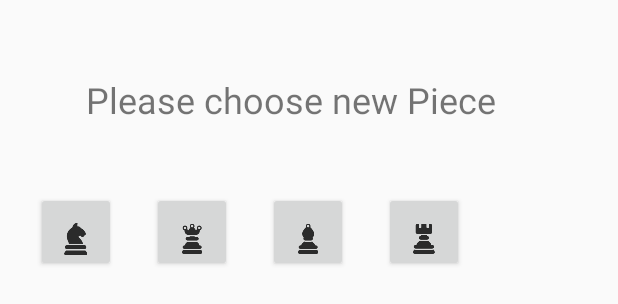
After one commit to KevalPatel8899/Chess, an Android app: the layout pawn_promotion_dialog_box.xml on its own in the app's theme, with its tools: preview values and no code run, on a phone screen of 412 x 824 dp. The commit adds this screen. Shown: the top 304 px of the screen. Run offline under Robolectric (Android 15) with nearby library versions, the phone set to English and light mode, and no system bars.

Commit message:
Dialog box changes

```diff
--- /dev/null
+++ b/app/src/main/res/layout/pawn_promotion_dialog_box.xml
@@ -0,0 +1,59 @@
+<?xml version="1.0" encoding="utf-8"?>
+<androidx.constraintlayout.widget.ConstraintLayout
+    xmlns:android="http://schemas.android.com/apk/res/android"
+    xmlns:app="http://schemas.android.com/apk/res-auto"
+    xmlns:tools="http://schemas.android.com/tools"
+    android:layout_width="match_parent"
+    android:layout_height="match_parent">
+
+    <TextView
+        android:id="@+id/textViewForPiece"
+        android:layout_width="297dp"
+        android:layout_height="38dp"
+        android:layout_marginTop="50dp"
+        android:text="Please choose new Piece"
+        android:textSize="24sp"
+        app:layout_constraintEnd_toEndOf="parent"
+        app:layout_constraintStart_toStartOf="parent"
+        app:layout_constraintTop_toTopOf="parent" />
+
+    <Button
+        android:id="@+id/button_rook"
+        android:layout_width="53dp"
+        android:layout_height="53dp"
+        android:layout_marginStart="24dp"
+        android:layout_marginTop="40dp"
+        android:drawableBottom="@drawable/ic_action_black_rook"
+        app:layout_constraintStart_toEndOf="@+id/button_bishop"
+        app:layout_constraintTop_toBottomOf="@+id/textViewForPiece" />
+
+    <Button
+        android:id="@+id/button_queen"
+        android:layout_width="53dp"
+        android:layout_height="53dp"
+        android:layout_marginStart="24dp"
+        android:layout_marginTop="40dp"
+        android:drawableBottom="@drawable/ic_action_black_queen"
+        app:layout_constraintStart_toEndOf="@+id/button_knight"
+        app:layout_constraintTop_toBottomOf="@+id/textViewForPiece" />
+
+    <Button
+        android:id="@+id/button_knight"
+        android:layout_width="53dp"
+        android:layout_height="53dp"
+        android:layout_marginStart="24dp"
+        android:layout_marginTop="40dp"
+        android:drawableBottom="@drawable/ic_action_black_knight"
+        app:layout_constraintStart_toStartOf="parent"
+        app:layout_constraintTop_toBottomOf="@+id/textViewForPiece" />
+
+    <Button
+        android:id="@+id/button_bishop"
+        android:layout_width="53dp"
+        android:layout_height="53dp"
+        android:layout_marginStart="24dp"
+        android:layout_marginTop="40dp"
+        android:drawableBottom="@drawable/ic_action_black_bishop"
+        app:layout_constraintStart_toEndOf="@+id/button_queen"
+        app:layout_constraintTop_toBottomOf="@+id/textViewForPiece" />
+</androidx.constraintlayout.widget.ConstraintLayout>
```
Also changed, not shown: app/src/main/java/com/example/chess/Game.java (+44 -1 lines), app/src/main/res/layout/activity_game.xml (+7 -0 lines).
